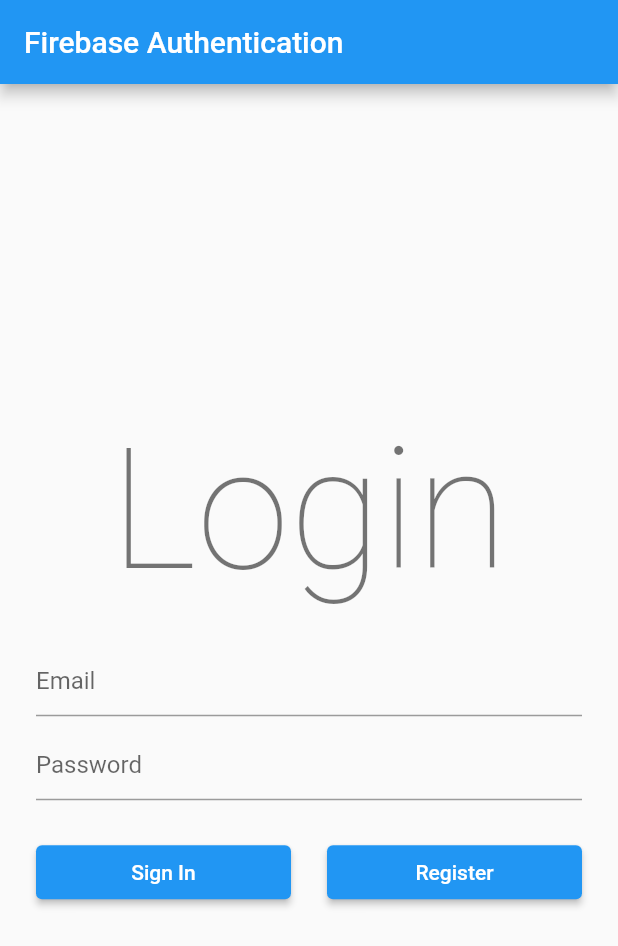
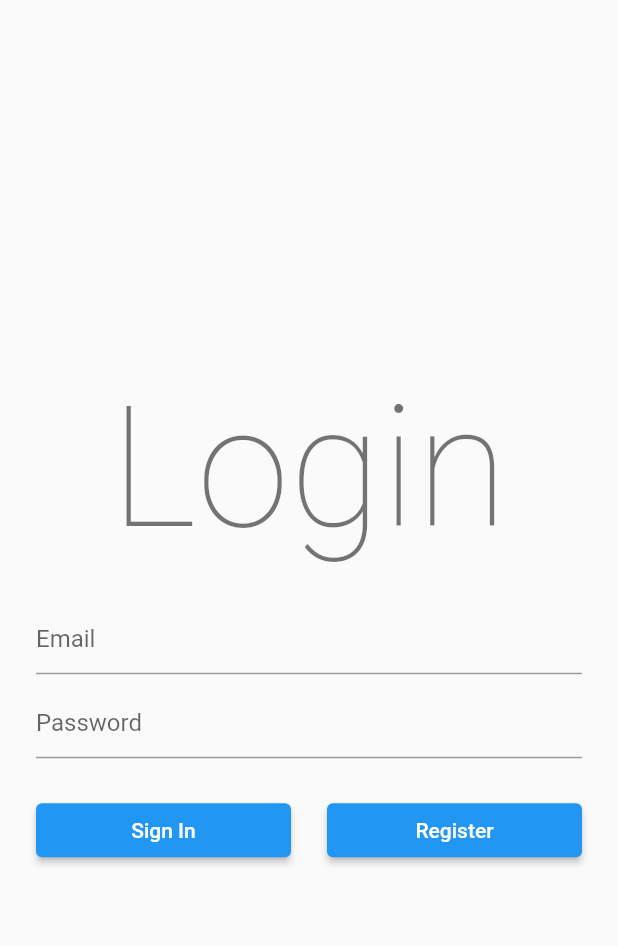
Before and after one commit to Thiagodev7/random_chat, a Flutter app: the screen it shows after launch, on a phone screen of 412 x 824 dp. Shown: the top 946 px of the screen. Run offline on Flutter 3.47's test engine with Material 2 defaults, Android fonts, the phone set to English and light mode, and no system bars; our stand-ins replace firebase_auth, firebase_core; missing offline and left inert: gradients; accounts and stored records are empty.

Commit message:
correção

```diff
--- a/lib/main.dart
+++ b/lib/main.dart
@@ -48,7 +48,8 @@ class _MyAppState extends State<MyApp> {
     return MaterialApp(
       title: "Random Chat",
       theme: ThemeData(
-        primaryColor: Colors.cyan,
+        primarySwatch: Colors.blue,
+        visualDensity: VisualDensity.adaptivePlatformDensity,
       ),
       home: AuthView(), //forwarding to authentication screen
     );
--- a/lib/screens/auth/view/auth_view.dart
+++ b/lib/screens/auth/view/auth_view.dart
@@ -5,6 +5,7 @@ import 'package:random_chat/screens/auth/service/auth_service.dart';
 import 'package:random_chat/screens/auth/view/register_view.dart';
 import 'package:random_chat/screens/profile/profile_view.dart';
 import 'package:random_chat/utils/validator.dart';
+import 'package:gradients/gradients.dart';
 
 class AuthView extends StatefulWidget {
   @override
@@ -44,14 +45,23 @@ class _AuthViewState extends State<AuthView> {
         _focusPassword.unfocus();
       },
       child: Scaffold(
-        appBar: AppBar(
-          title: Text('Firebase Authentication'),
-        ),
+        // backgroundColor: Color(0xFF2e2a4f),
         body: FutureBuilder(
           future: _initializeFirebase(),
           builder: (context, snapshot) {
             if (snapshot.connectionState == ConnectionState.done) {
-              return Padding(
+              return Container(
+                decoration: BoxDecoration(
+                  gradient: LinearGradientPainter(
+                    end: Alignment.topRight,
+                    begin: Alignment.bottomLeft,
+                    colors: <Color>[
+                      Colors.red,
+                      Colors.blue,
+                    ],
+                  ),
+                ),
+                child: Padding(
                   padding: const EdgeInsets.only(left: 24.0, right: 24.0),
                   child: Column(
                     mainAxisAlignment: MainAxisAlignment.center,
@@ -122,9 +132,11 @@ class _AuthViewState extends State<AuthView> {
 
                                               User user = await authService
                                                   .signInUsingEmailPassword(
-                                              email: _emailTextController.text,
+                                                email:
+                                                    _emailTextController.text,
                                                 password:
-                                                  _passwordTextController.text,
+                                                    _passwordTextController
+                                                        .text,
                                               );
 
                                               setState(() {
@@ -146,7 +158,8 @@ class _AuthViewState extends State<AuthView> {
                                           },
                                           child: Text(
                                             'Sign In',
-                                          style: TextStyle(color: Colors.white),
+                                            style:
+                                                TextStyle(color: Colors.white),
                                           ),
                                         ),
                                       ),
@@ -163,7 +176,8 @@ class _AuthViewState extends State<AuthView> {
                                           },
                                           child: Text(
                                             'Register',
-                                          style: TextStyle(color: Colors.white),
+                                            style:
+                                                TextStyle(color: Colors.white),
                                           ),
                                         ),
                                       ),
@@ -173,6 +187,7 @@ class _AuthViewState extends State<AuthView> {
                         ),
                       )
                     ],
+                  ),
                 ),
               );
             }
--- a/pubspec.yaml
+++ b/pubspec.yaml
@@ -15,6 +15,7 @@ dependencies:
   firebase_core : ^1.10.2
   firebase_messaging : ^11.2.0
   firebase_auth: ^3.3.0
+  gradients: ^0.1.1+1
 
 dev_dependencies:
   flutter_test:
```
Also changed, not shown: lib/utils/style.dart (added), pubspec.lock. Lines whose indentation alone changed are shown as unchanged.
